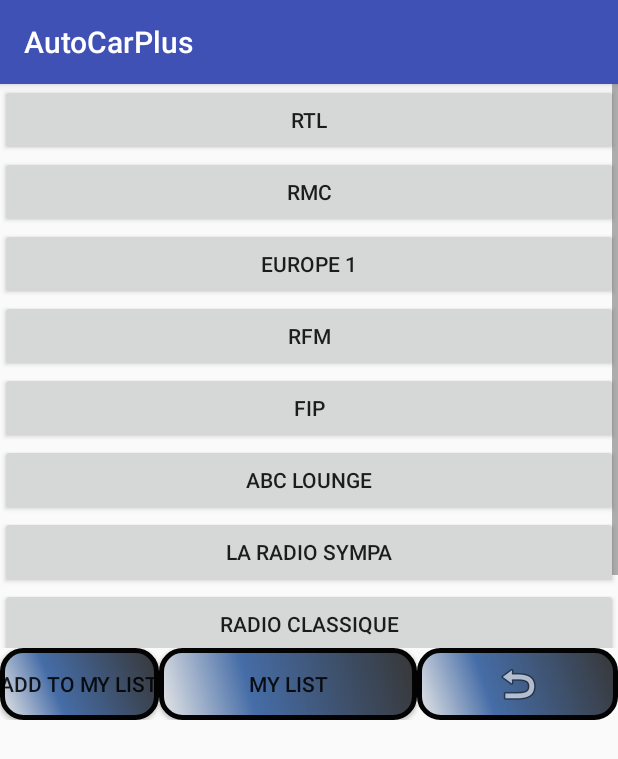
After one commit to yehdihouldanna/IGR203auto, an Android app: the RadioActivity4 screen opened directly, with no data from a screen before it, on a phone screen of 412 x 824 dp. The commit adds this screen. Shown: the top 759 px of the screen. Run offline under Robolectric (Android 15) with nearby library versions, the phone set to English and light mode, and no system bars.

Commit message:
Ajout de la radio dans le menu "connecté"

```diff
--- a/mobile/src/main/AndroidManifest.xml
+++ b/mobile/src/main/AndroidManifest.xml
@@ -9,7 +9,8 @@
         android:roundIcon="@mipmap/ic_launcher_round"
         android:supportsRtl="true"
         android:theme="@style/AppTheme">
-        <activity android:name=".RadioFavoriteList"></activity>
+        <activity android:name=".RadioActivity4"></activity>
+        <activity android:name=".RadioFavoriteList" />
         <activity android:name=".RadioActivity3" />
         <activity android:name=".RadioActivity2" />
         <activity android:name=".RadioActivity" />
--- a/mobile/src/main/java/tpt/autocarplus/MenuDisconnectActivity.java
+++ b/mobile/src/main/java/tpt/autocarplus/MenuDisconnectActivity.java
@@ -40,7 +40,7 @@
         final ImageButton return_button = findViewById(R.id.returnmenu);
         return_button.setOnClickListener(new View.OnClickListener() {
             public void onClick(View v) {
-                    startActivity(new Intent(MenuDisconnectActivity.this, MenuBluetooth.class));
+                    startActivity(new Intent(MenuDisconnectActivity.this, MainActivity.class));
             }
         });
     }
--- /dev/null
+++ b/mobile/src/main/java/tpt/autocarplus/RadioActivity4.java
@@ -0,0 +1,330 @@
+package tpt.autocarplus;
+
+import android.content.Context;
+import android.content.Intent;
+import android.support.v7.app.AppCompatActivity;
+import android.os.Bundle;
+import android.support.v7.app.AppCompatActivity;
+import android.os.Bundle;
+import android.support.v7.widget.AppCompatButton;
+import android.widget.Button;
+import android.view.View;
+import android.media.AudioManager;
+import android.media.MediaPlayer;
+import android.os.AsyncTask;
+
+import java.io.File;
+import java.io.FileInputStream;
+import java.io.FileNotFoundException;
+import java.io.FileOutputStream;
+import java.io.IOException;
+import java.io.InputStream;
+import java.io.ObjectInputStream;
+import java.io.ObjectOutputStream;
+import java.io.Serializable;
+import java.util.HashMap;
+import java.util.Map;
+import java.util.stream.Stream;
+
+import android.media.AudioManager;
+import android.media.MediaPlayer;
+import android.net.Uri;
+import android.os.Bundle;
+import android.util.Log;
+import android.view.View;
+import android.widget.Button;
+import android.widget.ImageButton;
+
+import org.w3c.dom.Document;
+import org.w3c.dom.Element;
+import org.w3c.dom.Node;
+import org.xml.sax.SAXException;
+
+import javax.xml.parsers.DocumentBuilder;
+import javax.xml.parsers.DocumentBuilderFactory;
+import javax.xml.parsers.ParserConfigurationException;
+
+public class RadioActivity4 extends AppCompatActivity implements View.OnClickListener, Serializable
+      /*  MediaPlayer.OnCompletionListener, MediaPlayer.OnPreparedListener,
+        MediaPlayer.OnErrorListener, MediaPlayer.OnBufferingUpdateListener */{
+    //String stream="http://streaming.radio.funradio.fr/fun-1-48-192";
+
+    /* private String TAG = getClass().getSimpleName();
+     private MediaPlayer mp = null;
+
+     private Button play;
+     private Button pause;
+     private Button stop;
+     private String[] list_des_radios;*/
+    private int i;
+
+
+    public class StationButton implements Serializable {
+        private int id;
+        private String radioStation;
+        private int height;
+        private int width;
+
+        public StationButton(final int id) {
+            this.id=id;
+            Button button=null;
+            //code pas optimal...
+            switch(id) {
+                case 0:
+                    button = (Button) findViewById(R.id.button0);
+                    radioStation="RTL";
+                    break;
+                case 1:
+                    button = (Button) findViewById(R.id.button1);
+                    radioStation="RMC";
+                    break;
+                case 2:
+                    button = (Button) findViewById(R.id.button2);
+                    radioStation="EUROPE 1";
+                    break;
+                case 3:
+                    button = (Button) findViewById(R.id.button3);
+                    radioStation="RFM";
+                    break;
+                case 4:
+                    button = (Button) findViewById(R.id.button4);
+                    radioStation="FIP";
+                    break;
+                case 5:
+                    button = (Button) findViewById(R.id.button5);
+                    radioStation="ABC Lounge";
+                    break;
+                case 6:
+                    button = (Button) findViewById(R.id.button6);
+                    radioStation="LA RADIO SYMPA";
+                    break;
+                case 7:
+                    button = (Button) findViewById(R.id.button7);
+                    radioStation="RADIO CLASSIQUE";
+                    break;
+                case 8:
+                    button = (Button) findViewById(R.id.button8);
+                    radioStation="LATINA";
+                    break;
+            }
+            height=button.getHeight();
+            width=button.getWidth();
+            button.setOnClickListener(new View.OnClickListener() {
+                public void onClick(View v) {
+                    i=id;
+                }
+            });
+
+        }
+
+
+        public void setId(int id) {
+            this.id = id;
+        }
+
+        public int getId() {
+            return id;
+        }
+
+        public String getRadioStation() {
+            return radioStation;
+        }
+
+        public int getHeight() {
+            return height;
+        }
+
+        public int getWidth() {
+            return width;
+        }
+    }
+
+    //variable de classe
+    public static HashMap<Integer, StationButton> favoriteListMap = new HashMap<>();
+
+    @Override
+    public void onCreate(Bundle icicle) {
+        super.onCreate(icicle);
+        setContentView(R.layout.activity_radio3);
+
+
+        final StationButton buttonList[]= new StationButton[9];
+        for (int i = 0; i < 9; i++) {
+            buttonList[i]=new StationButton(i);
+        }
+
+
+
+        final ImageButton return_button = findViewById(R.id.returnmenu);
+        return_button.setOnClickListener(new View.OnClickListener() {
+            public void onClick(View v) {
+                startActivity(new Intent(RadioActivity4.this, MenuBluetooth.class));
+            }
+        });
+
+        final Button myList_button = (Button) findViewById(R.id.myList);
+        myList_button.setOnClickListener(new View.OnClickListener() {
+            public void onClick(View v) {
+                startActivity(new Intent(RadioActivity4.this, RadioFavoriteList.class));
+            }
+        });
+
+        final Button add_button = (Button) findViewById(R.id.addToList);
+        add_button.setOnClickListener(new View.OnClickListener() {
+            public void onClick(View v) {
+                //on vérifie si le fichier existe
+                File favoriteList = getApplicationContext().getFileStreamPath("favoriteList");
+                if (favoriteList.exists() && favoriteList!=null) {
+                    try {
+                        FileInputStream fis = getApplicationContext().openFileInput("favoriteList");
+                        ObjectInputStream is = new ObjectInputStream(fis);
+                        favoriteListMap = (HashMap<Integer,StationButton>) is.readObject();
+                        is.close();
+                        fis.close();
+
+                    } catch(FileNotFoundException e) {
+                        e.printStackTrace();
+                    } catch(IOException e) {
+                        e.printStackTrace();
+                    } catch(ClassNotFoundException e) {
+                        e.printStackTrace();
+                    }
+                }
+
+                try {
+                    FileOutputStream fos = getApplicationContext().openFileOutput("favoriteList", Context.MODE_PRIVATE);
+                    ObjectOutputStream os = new ObjectOutputStream(fos);
+
+                    favoriteListMap.put(i,buttonList[i]);
+                    os.writeObject(favoriteListMap);
+                    os.close();
+                    fos.close();
+
+
+
+                } catch(FileNotFoundException e) {
+                    e.printStackTrace();
+                } catch(IOException e) {
+                    e.printStackTrace();
+                }
+
+            }
+        });
+/*
+        list_des_radios= new String[4];
+        i=0;
+
+        list_des_radios[0]="http://streaming.radio.funradio.fr/fun-tls-44-128";  //funradio
+        list_des_radios[1]="http://bbcmedia.ic.llnwd.net/stream/bbcmedia_radio1_mf_p?s=1554392473&e=1554406873&h=4a2fe03ac31f2731c953fad211dfb860";    //bbcradio1
+        list_des_radios[2]="http://ais.rtl.fr:80/rtl-1-44-128";       //rtl radio france
+        list_des_radios[3]="http://bbcmedia.ic.llnwd.net/stream/bbcmedia_radio5live_mf_q";  //livebbc radio5
+
+        play = (Button) findViewById(R.id.play);
+        pause = (Button) findViewById(R.id.pause);
+        stop = (Button) findViewById(R.id.stop);
+
+        play.setOnClickListener(new View.OnClickListener() {
+            public void onClick(View view) {
+                play();
+            }
+        });
+
+        pause.setOnClickListener(new View.OnClickListener() {
+            public void onClick(View view) {
+                pause();
+            }
+        });
+
+        stop.setOnClickListener(new View.OnClickListener() {
+            public void onClick(View view) {
+                stop();
+            }
+        });
+        */
+    }
+
+
+    @Override
+    public void onClick(View view) {
+
+    }
+
+/*
+    private void play() {
+        Uri myUri = Uri.parse(list_des_radios[2]);
+        try {
+            if (mp == null) {
+                this.mp = new MediaPlayer();
+            } else {
+                mp.stop();
+                mp.reset();
+            }
+            mp.setDataSource(this, myUri); // Go to Initialized state
+            mp.setAudioStreamType(AudioManager.STREAM_MUSIC);
+            mp.setOnPreparedListener(this);
+            mp.setOnBufferingUpdateListener(this);
+
+            mp.setOnErrorListener(this);
+            mp.prepareAsync();
+
+            Log.d(TAG, "LoadClip Done");
+        } catch (Throwable t) {
+            Log.d(TAG, t.toString());
+        }
+    }
+
+    @Override
+    public void onPrepared(MediaPlayer mp) {
+        Log.d(TAG, "Stream is prepared");
+        mp.start();
+    }
+
+    private void pause() {
+        mp.pause();
+    }
+
+    private void stop() {
+        mp.stop();
+
+    }
+
+    @Override
+    public void onDestroy() {
+        super.onDestroy();
+        stop();
+
+    }
+
+    public void onCompletion(MediaPlayer mp) {
+        stop();
+    }
+
+    public boolean onError(MediaPlayer mp, int what, int extra) {
+        StringBuilder sb = new StringBuilder();
+        sb.append("Media Player Error: ");
+        switch (what) {
+            case MediaPlayer.MEDIA_ERROR_NOT_VALID_FOR_PROGRESSIVE_PLAYBACK:
+                sb.append("Not Valid for Progressive Playback");
+                break;
+            case MediaPlayer.MEDIA_ERROR_SERVER_DIED:
+                sb.append("Server Died");
+                break;
+            case MediaPlayer.MEDIA_ERROR_UNKNOWN:
+                sb.append("Unknown");
+                break;
+            default:
+                sb.append(" Non standard (");
+                sb.append(what);
+                sb.append(")");
+        }
+        sb.append(" (" + what + ") ");
+        sb.append(extra);
+        Log.e(TAG, sb.toString());
+        return true;
+    }
+
+    public void onBufferingUpdate(MediaPlayer mp, int percent) {
+        Log.d(TAG, "PlayerService onBufferingUpdate : " + percent + "%");
+    }
+*/
+}
```
Also changed, not shown: mobile/src/main/java/tpt/autocarplus/MenuBluetooth.java (+4 -4 lines), mobile/src/main/res/layout/menubluetooth.xml (+8 -1 lines).
